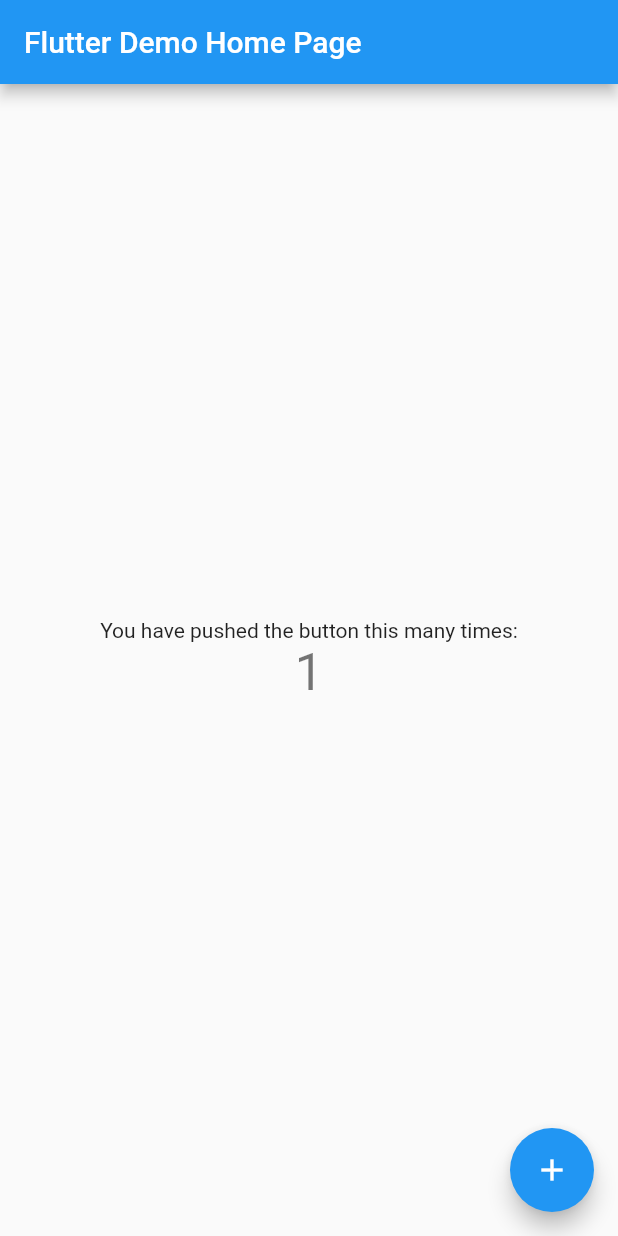
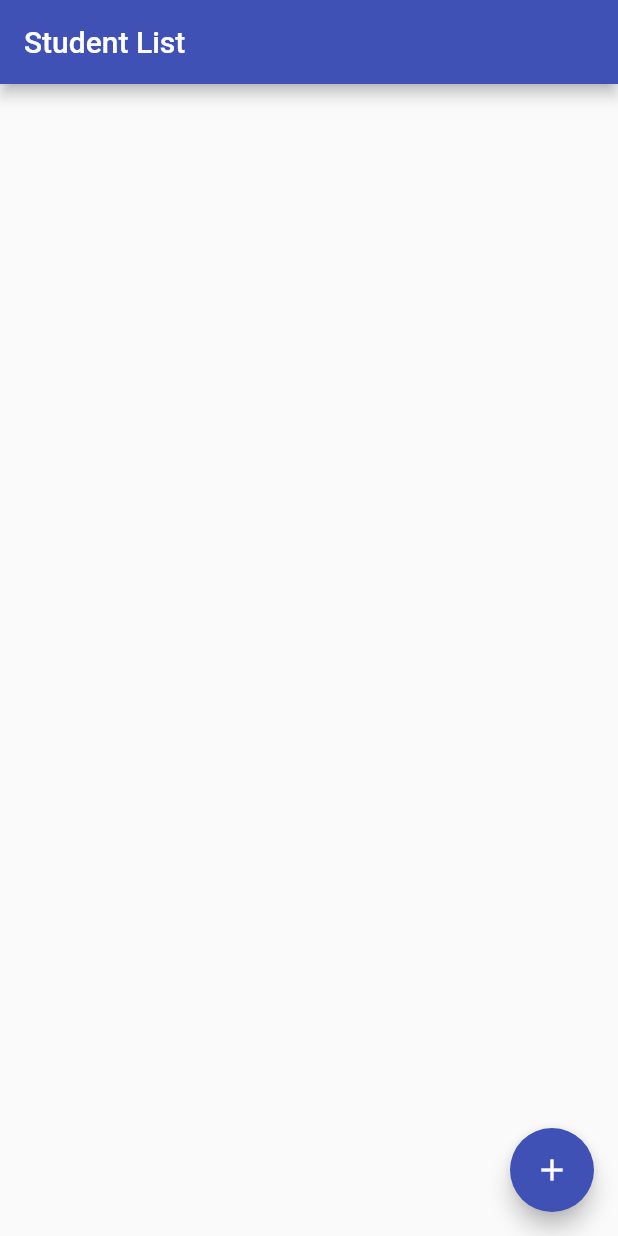
Before and after one commit to shakiz/student_app, a Flutter app: the screen it shows after launch, after a tap on the "add" icon, on a phone screen of 412 x 824 dp. Run offline on Flutter 3.47's test engine with Material 2 defaults, Android fonts, the phone set to English and light mode, and no system bars.

Commit message:
all screens added

```diff
--- a/lib/main.dart
+++ b/lib/main.dart
@@ -1,111 +1,19 @@
 import 'package:flutter/material.dart';
+import 'package:student_app/screens/student_list.dart';
 
-void main() => runApp(MyApp());
+void main() {
+  runApp(MyApp());
+}
 
 class MyApp extends StatelessWidget {
-  // This widget is the root of your application.
   @override
   Widget build(BuildContext context) {
+    // TODO: implement build
     return MaterialApp(
-      title: 'Flutter Demo',
-      theme: ThemeData(
-        // This is the theme of your application.
-        //
-        // Try running your application with "flutter run". You'll see the
-        // application has a blue toolbar. Then, without quitting the app, try
-        // changing the primarySwatch below to Colors.green and then invoke
-        // "hot reload" (press "r" in the console where you ran "flutter run",
-        // or simply save your changes to "hot reload" in a Flutter IDE).
-        // Notice that the counter didn't reset back to zero; the application
-        // is not restarted.
-        primarySwatch: Colors.blue,
-      ),
-      home: MyHomePage(title: 'Flutter Demo Home Page'),
+      title: "Student List",
+      debugShowCheckedModeBanner: false,
+      theme: ThemeData(primarySwatch: Colors.indigo),
+      home: StudentList(),
     );
   }
 }
-
-class MyHomePage extends StatefulWidget {
-  MyHomePage({Key key, this.title}) : super(key: key);
-
-  // This widget is the home page of your application. It is stateful, meaning
-  // that it has a State object (defined below) that contains fields that affect
-  // how it looks.
-
-  // This class is the configuration for the state. It holds the values (in this
-  // case the title) provided by the parent (in this case the App widget) and
-  // used by the build method of the State. Fields in a Widget subclass are
-  // always marked "final".
-
-  final String title;
-
-  @override
-  _MyHomePageState createState() => _MyHomePageState();
-}
-
-class _MyHomePageState extends State<MyHomePage> {
-  int _counter = 0;
-
-  void _incrementCounter() {
-    setState(() {
-      // This call to setState tells the Flutter framework that something has
-      // changed in this State, which causes it to rerun the build method below
-      // so that the display can reflect the updated values. If we changed
-      // _counter without calling setState(), then the build method would not be
-      // called again, and so nothing would appear to happen.
-      _counter++;
-    });
-  }
-
-  @override
-  Widget build(BuildContext context) {
-    // This method is rerun every time setState is called, for instance as done
-    // by the _incrementCounter method above.
-    //
-    // The Flutter framework has been optimized to make rerunning build methods
-    // fast, so that you can just rebuild anything that needs updating rather
-    // than having to individually change instances of widgets.
-    return Scaffold(
-      appBar: AppBar(
-        // Here we take the value from the MyHomePage object that was created by
-        // the App.build method, and use it to set our appbar title.
-        title: Text(widget.title),
-      ),
-      body: Center(
-        // Center is a layout widget. It takes a single child and positions it
-        // in the middle of the parent.
-        child: Column(
-          // Column is also a layout widget. It takes a list of children and
-          // arranges them vertically. By default, it sizes itself to fit its
-          // children horizontally, and tries to be as tall as its parent.
-          //
-          // Invoke "debug painting" (press "p" in the console, choose the
-          // "Toggle Debug Paint" action from the Flutter Inspector in Android
-          // Studio, or the "Toggle Debug Paint" command in Visual Studio Code)
-          // to see the wireframe for each widget.
-          //
-          // Column has various properties to control how it sizes itself and
-          // how it positions its children. Here we use mainAxisAlignment to
-          // center the children vertically; the main axis here is the vertical
-          // axis because Columns are vertical (the cross axis would be
-          // horizontal).
-          mainAxisAlignment: MainAxisAlignment.center,
-          children: <Widget>[
-            Text(
-              'You have pushed the button this many times:',
-            ),
-            Text(
-              '$_counter',
-              style: Theme.of(context).textTheme.display1,
-            ),
-          ],
-        ),
-      ),
-      floatingActionButton: FloatingActionButton(
-        onPressed: _incrementCounter,
-        tooltip: 'Increment',
-        child: Icon(Icons.add),
-      ), // This trailing comma makes auto-formatting nicer for build methods.
-    );
-  }
-}
--- /dev/null
+++ b/lib/screens/student_list.dart
@@ -0,0 +1,56 @@
+import 'package:flutter/material.dart';
+
+class StudentList extends StatefulWidget {
+  @override
+  State<StatefulWidget> createState() {
+    // TODO: implement createState
+    return StudentListState();
+  }
+}
+
+class StudentListState extends State<StudentList> {
+  int count = 0;
+  @override
+  Widget build(BuildContext context) {
+    // TODO: implement build
+    return Scaffold(
+      appBar: AppBar(
+        title: Text("Student List"),
+      ),
+      body: getStudentList(),
+      floatingActionButton: FloatingActionButton(
+        tooltip: "Add",
+        child: Icon(Icons.add),
+        onPressed: () {
+          debugPrint("Add button pressed");
+        },
+      ),
+    );
+  }
+
+  ListView getStudentList() {
+    TextStyle textStyle = Theme.of(context).textTheme.subhead;
+    return ListView.builder(
+        itemCount: count,
+        itemBuilder: (BuildContext context, int position) {
+          return Card(
+            color: Colors.white,
+            elevation: 2.0,
+            child: ListTile(
+              leading: CircleAvatar(
+                backgroundColor: Colors.lightGreenAccent,
+                child: Icon(Icons.keyboard_arrow_right),
+              ),
+              title: Text(
+                "Child Item",
+                style: textStyle,
+              ),
+              trailing: Icon(Icons.delete_forever, color: Colors.blueGrey),
+              onTap: () {
+                debugPrint("Test Purpose");
+              },
+            ),
+          );
+        });
+  }
+}
```
Also changed, not shown: lib/screens/student_details.dart (added).
